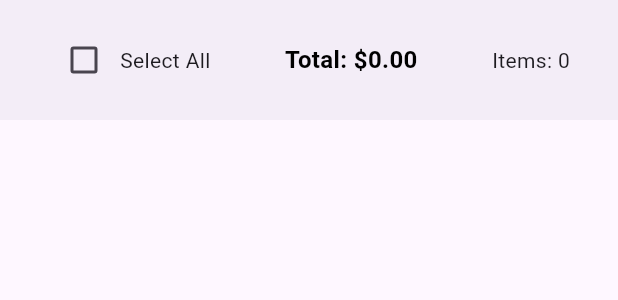
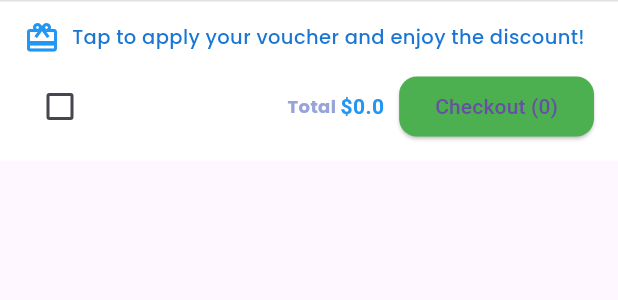
Before and after one commit to Thienry18/project-mobile, a Flutter app: the CustomBottomBar widget shown alone on an empty page, opened directly with empty values, on a phone screen of 412 x 824 dp. Shown: the top 300 px of the screen. Run offline on Flutter 3.47's test engine with Material 3 defaults, Android fonts, the phone set to English and light mode, and no system bars; our stand-ins replace flutter_svg, google_fonts; network calls fail.

Commit message:
telah melakukan perubahan pada file cart, explore, dan widget widget

```diff
--- a/lib/data/explore_data.dart
+++ b/lib/data/explore_data.dart
@@ -143,7 +143,8 @@ final List<Course> trendingCourses = [
     category: 'Flutter',
   ),
   Course(
-    imageUrl: 'https://img-c.udemycdn.com/course/240x135/921208_99da_8.jpg',
+    imageUrl:
+        'https://encrypted-tbn0.gstatic.com/images?q=tbn:ANd9GcRFSgdkuQqfYssyfEM91oF0l2nDDrtb95HYtg&s',
     title: 'Go: The Complete Guide for Beginners',
     duration: '45h 10m',
     rating: '4.7 (150,500)',
--- a/lib/widgets/custom_bottom_bar.dart
+++ b/lib/widgets/custom_bottom_bar.dart
@@ -1,4 +1,6 @@
 import 'package:flutter/material.dart';
+import 'package:google_fonts/google_fonts.dart';
+import 'package:projek_mobile/constants/app_text_style.dart';
 
 class CustomBottomBar extends StatelessWidget {
   final double total;
@@ -7,38 +9,76 @@ class CustomBottomBar extends StatelessWidget {
   final ValueChanged<bool?> onSelectAllChanged;
 
   const CustomBottomBar({
+    super.key,
     required this.total,
     required this.cartCount,
     required this.selectAll,
     required this.onSelectAllChanged,
-    super.key,
   });
 
   @override
   Widget build(BuildContext context) {
-    return BottomAppBar(
-      child: Padding(
-        padding: const EdgeInsets.all(16.0),
-        child: Row(
+    return Container(
+      padding: const EdgeInsets.symmetric(horizontal: 16, vertical: 12),
+      decoration: BoxDecoration(
+        color: Colors.white,
+        border: Border(top: BorderSide(color: Colors.grey.shade300)),
+      ),
+      child: Column(
+        mainAxisSize: MainAxisSize.min,
+        children: [
+          // Voucher Section
+          Row(
+            children: [
+              const Icon(Icons.card_giftcard, color: Colors.blue),
+              const SizedBox(width: 8),
+              Text(
+                'Tap to apply your voucher and enjoy the discount!',
+                style: GoogleFonts.poppins(
+                  color: Colors.blue.shade700,
+                  fontSize: 13,
+                  fontWeight: FontWeight.w500,
+                ),
+              ),
+            ],
+          ),
+          const SizedBox(height: 10),
+
+          // Bottom Cart Actions
+          Row(
             mainAxisAlignment: MainAxisAlignment.spaceBetween,
             children: [
+              Checkbox(
+                value: selectAll,
+                onChanged: onSelectAllChanged,
+                activeColor: const Color(0xFF324EAF),
+              ),
               Row(
                 children: [
-                Checkbox(value: selectAll, onChanged: onSelectAllChanged),
-                const Text("Select All"),
+                  Text("Total ", style: AppTextStyles.body),
+                  Text(
+                    "\$$total",
+                    style: const TextStyle(
+                      fontWeight: FontWeight.bold,
+                      color: Colors.blue,
+                    ),
+                  ),
+                  const SizedBox(width: 10),
+                  ElevatedButton(
+                    style: ElevatedButton.styleFrom(
+                      backgroundColor: Colors.green,
+                      shape: RoundedRectangleBorder(
+                        borderRadius: BorderRadius.circular(12),
+                      ),
+                    ),
+                    onPressed: () {},
+                    child: Text("Checkout ($cartCount)"),
+                  ),
                 ],
               ),
-            Text(
-              'Total: \$${total.toStringAsFixed(2)}',
-              style: TextStyle(
-                fontWeight: FontWeight.bold,
-                fontSize: 16,
-                color: Colors.black,
-              ),
-            ),
-            Text('Items: $cartCount'),
             ],
           ),
+        ],
       ),
     );
   }
```
Also changed, not shown: lib/data/cart_data.dart (+11 -1 lines), lib/screens/cart.dart (+32 -18 lines), lib/screens/explore_page.dart (+22 -76 lines), lib/widgets/cart_item_tile.dart (+79 -28 lines). Lines whose indentation alone changed are shown as unchanged.
